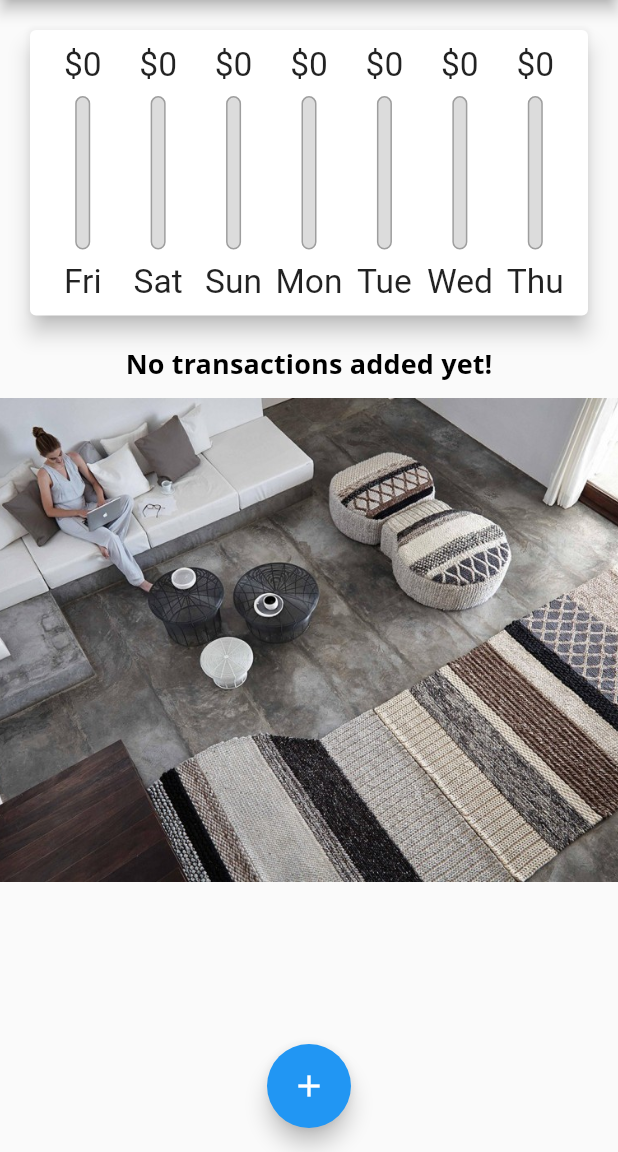
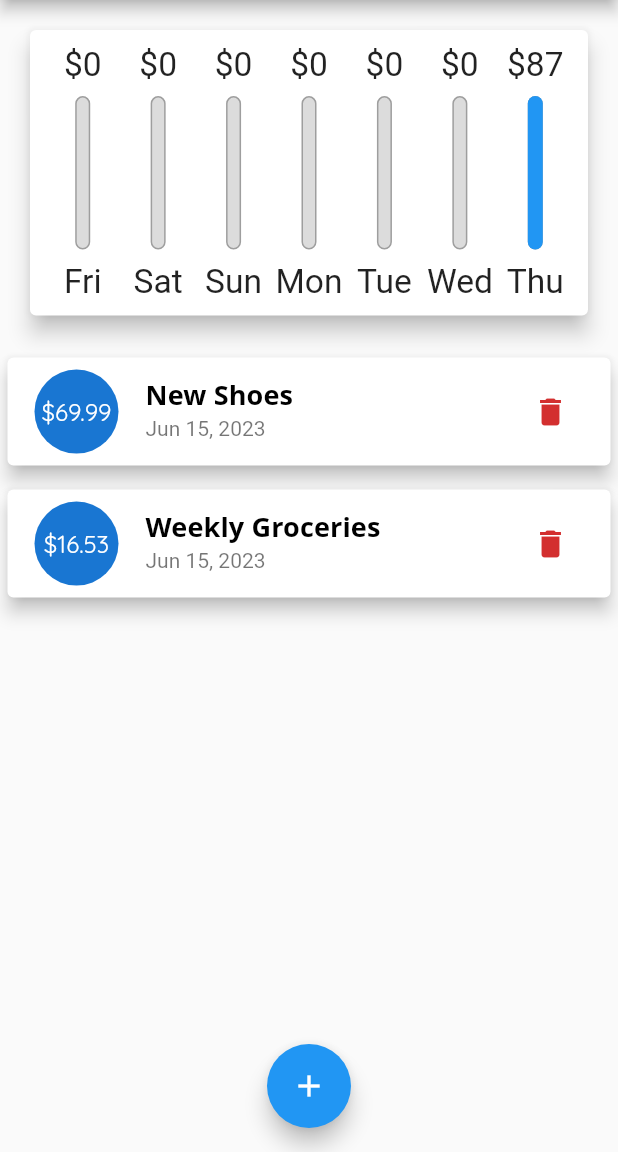
Before and after one commit to faithcredit/flutter_guide, a Flutter app: the screen it shows after launch, on a phone screen of 412 x 824 dp, the part 84-1236 px from its top. Run offline on Flutter 3.47's test engine with Material 2 defaults, Android fonts, the phone set to English and light mode, and no system bars.

Commit message:
Extracting Widgets

```diff
--- a/lib/main.dart
+++ b/lib/main.dart
@@ -58,18 +58,18 @@ class _MyHomePageState extends State<MyHomePage> {
 
 
   final List<Transaction> _userTransactions = [
-    // Transaction(
-    //   id: 't1',
-    //   title: 'New Shoes',
-    //   amount: 69.99,
-    //   date: DateTime.now(),
-    // ),
-    // Transaction(
-    //   id: 't2',
-    //   title: 'Weekly Groceries',
-    //   amount: 16.53,
-    //   date: DateTime.now(),
-    // ),
+    Transaction(
+      id: 't1',
+      title: 'New Shoes',
+      amount: 69.99,
+      date: DateTime.now(),
+    ),
+    Transaction(
+      id: 't2',
+      title: 'Weekly Groceries',
+      amount: 16.53,
+      date: DateTime.now(),
+    ),
   ];
 
   List<Transaction> get _recentTransactions {
@@ -155,7 +155,7 @@ class _MyHomePageState extends State<MyHomePage> {
                 Row(
                   mainAxisAlignment: MainAxisAlignment.center,
                   children: [
-                    Text('Show Chart',style: Theme.of(context).textTheme.titleSmall,),
+                    Text('Show Chart',style: Theme.of(context).textTheme.titleSmall ,),
                     Switch.adaptive(
                       activeColor: Colors.green,
                         value: _showChart,
--- /dev/null
+++ b/lib/widgets/transaction_item.dart
@@ -0,0 +1,59 @@
+import 'package:flutter/material.dart';
+import '../models/transaction.dart';
+import 'package:intl/intl.dart';
+
+class TransactionItem extends StatelessWidget {
+  const TransactionItem({
+    super.key,
+    required this.transaction,
+    required this.deleteTx,
+  });
+
+  final Transaction transaction;
+  final Function deleteTx;
+
+  @override
+  Widget build(BuildContext context) {
+    return Card(
+      elevation: 5,
+      margin: EdgeInsets.symmetric(
+        vertical: 8,
+        horizontal: 5,
+      ),
+      child: ListTile(
+        leading: CircleAvatar(
+          radius: 30,
+          child: Padding(
+            padding: EdgeInsets.all(6),
+            child: FittedBox(
+                child: Text('\$${transaction.amount}')),
+          ),
+        ),
+        title: Text(
+          transaction.title!,
+          style: Theme.of(context).textTheme.titleSmall,
+        ),
+        subtitle: Text(
+          DateFormat.yMMMd().format(transaction.date!),
+        ),
+        trailing: MediaQuery.of(context).size.width > 460
+            ? TextButton.icon(
+                icon: const Icon(Icons.delete),
+                label: Text(
+                  'Delete',
+                  style: TextStyle(
+                    color: Theme.of(context).colorScheme.error,
+                    fontWeight: FontWeight.bold,
+                  ),
+                ),
+                onPressed: () => deleteTx(transaction.id),
+              )
+            : IconButton(
+                icon: const Icon(Icons.delete),
+                color: Theme.of(context).colorScheme.error,
+                onPressed: () => deleteTx(transaction.id),
+              ),
+      ),
+    );
+  }
+}
--- a/lib/widgets/transaction_list.dart
+++ b/lib/widgets/transaction_list.dart
@@ -1,12 +1,13 @@
 import 'package:flutter/material.dart';
 import '../models/transaction.dart';
 import 'package:intl/intl.dart';
+import './transaction_item.dart';
 
 class TransactionList extends StatelessWidget {
   final List<Transaction> transactions;
   final Function deleteTx;
 
-  TransactionList(this.transactions, this.deleteTx);
+  const TransactionList(this.transactions, this.deleteTx);
 
   @override
   Widget build(BuildContext context) {
@@ -18,10 +19,10 @@ class TransactionList extends StatelessWidget {
                   'No transactions added yet!',
                   style: Theme.of(context).textTheme.titleSmall,
                 ),
-                SizedBox(
+                const SizedBox(
                   height: 10,
                 ),
-                Container(
+               Container(
                     height: constraints.maxHeight * 0.6,
                     child: Image.asset(
                       'assets/images/home.png',
@@ -32,47 +33,7 @@ class TransactionList extends StatelessWidget {
           }))
         : ListView.builder(
             itemBuilder: (ctx, index) {
-              return Card(
-                elevation: 5,
-                margin: EdgeInsets.symmetric(
-                  vertical: 8,
-                  horizontal: 5,
-                ),
-                child: ListTile(
-                  leading: CircleAvatar(
-                    radius: 30,
-                    child: Padding(
-                      padding: EdgeInsets.all(6),
-                      child: FittedBox(
-                          child: Text('\$${transactions[index].amount}')),
-                    ),
-                  ),
-                  title: Text(
-                    transactions[index].title!,
-                    style: Theme.of(context).textTheme.titleSmall,
-                  ),
-                  subtitle: Text(
-                    DateFormat.yMMMd().format(transactions[index].date!),
-                  ),
-                  trailing: MediaQuery.of(context).size.width > 460
-                      ? TextButton.icon(
-                          icon: const Icon(Icons.delete),
-                          label: Text(
-                            'Delete',
-                            style: TextStyle(
-                              color: Theme.of(context).colorScheme.error,
-                              fontWeight: FontWeight.bold,
-                            ),
-                          ),
-                          onPressed: () => deleteTx(transactions[index].id),
-                        )
-                      : IconButton(
-                          icon: const Icon(Icons.delete),
-                          color:Theme.of(context).colorScheme.error,
-                          onPressed: () => deleteTx(transactions[index].id),
-                        ),
-                ),
-              );
+              return TransactionItem(transaction: transactions[index], deleteTx: deleteTx);
             },
             itemCount: transactions.length,
           );
```
